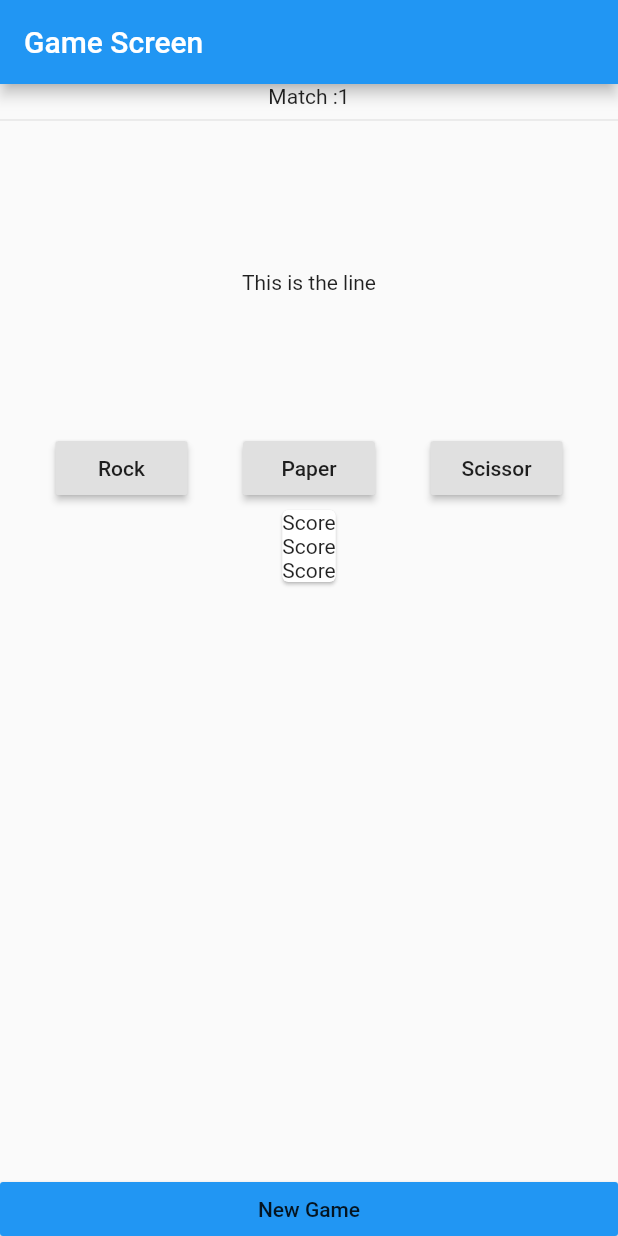
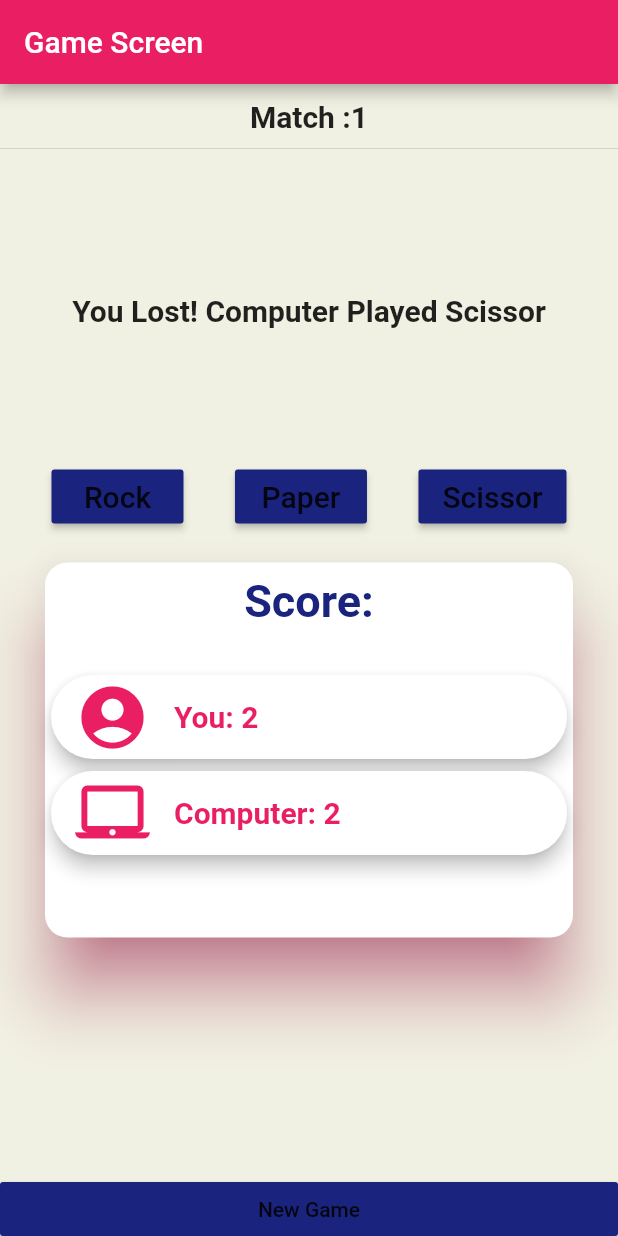
Before and after one commit to islam-ahsanul/rps-mobile-game, a Flutter app: the screen it shows after launch, on a phone screen of 412 x 824 dp. Run offline on Flutter 3.47's test engine with Material 2 defaults, Android fonts, the phone set to English and light mode, and no system bars.

Commit message:
improved UI

```diff
--- a/lib/main.dart
+++ b/lib/main.dart
@@ -1,3 +1,5 @@
+// ignore_for_file: prefer_const_constructors
+
 import 'package:flutter/material.dart';
 import 'package:rps_mobile_game/screens/game_screen.dart';
 
@@ -13,7 +15,9 @@ class MyApp extends StatelessWidget {
     return MaterialApp(
       title: 'Flutter Demo',
       theme: ThemeData(
-        primarySwatch: Colors.blue,
+        primarySwatch: Colors.pink,
+        accentColor: Colors.indigo[900],
+        canvasColor: Color.fromARGB(255, 241, 241, 227),
       ),
       home: const GameScreen(),
     );
--- a/lib/screens/game_screen.dart
+++ b/lib/screens/game_screen.dart
@@ -1,7 +1,12 @@
 // ignore_for_file: prefer_const_constructors, prefer_const_literals_to_create_immutables
-// git test
 
 import 'package:flutter/material.dart';
+
+import 'package:rps_mobile_game/widgets/match_count.dart';
+import 'package:rps_mobile_game/widgets/result_message.dart';
+import 'package:rps_mobile_game/widgets/score_card.dart';
+import 'package:rps_mobile_game/widgets/rps_buttons.dart';
+import 'package:rps_mobile_game/widgets/newGame_button.dart';
 
 class GameScreen extends StatelessWidget {
   const GameScreen({Key? key}) : super(key: key);
@@ -15,57 +20,21 @@ class GameScreen extends StatelessWidget {
       body: Column(
         crossAxisAlignment: CrossAxisAlignment.stretch,
         children: [
-            Text(
-              'Match :1',
-              textAlign: TextAlign.center,
-            ),
+          MatchCount(),
           Divider(),
           Expanded(
             child: Column(
               children: [
-                  Container(
-                    child: Text(
-                      "This is the line",
-                      textAlign: TextAlign.center,
-                    ),
-                    height: 200,
-                    alignment: Alignment.center,
-                  ),
-                  Row(
-                    mainAxisAlignment: MainAxisAlignment.spaceEvenly,
-                    children: [
-                      RaisedButton(
-                        onPressed: () {},
-                        child: Text('Rock'),
-                      ),
-                      RaisedButton(
-                        onPressed: () {},
-                        child: Text('Paper'),
-                      ),
-                      RaisedButton(
-                        onPressed: () {},
-                        child: Text('Scissor'),
-                      ),
-                    ],
-                  ),
-                  Card(
-                    child: Column(children: [
-                      Text('Score'),
-                      Text('Score'),
-                      Text('Score'),
-                    ]),
-                  )
+                ResultMessage(),
+                RPSbuttons(),
+                ScoreCard(),
               ],
             ),
           ),
           // ignore: deprecated_member_use
-            RaisedButton(
-              onPressed: () {},
-              child: Text('New Game'),
-              materialTapTargetSize: MaterialTapTargetSize.shrinkWrap,
-              color: Theme.of(context).accentColor,
+          NewGameButton(),
+        ],
       ),
-          ],
-        ));
+    );
   }
 }
--- /dev/null
+++ b/lib/widgets/match_count.dart
@@ -0,0 +1,24 @@
+import 'package:flutter/material.dart';
+
+class MatchCount extends StatefulWidget {
+  const MatchCount({Key? key}) : super(key: key);
+
+  @override
+  State<MatchCount> createState() => _MatchCountState();
+}
+
+class _MatchCountState extends State<MatchCount> {
+  @override
+  Widget build(BuildContext context) {
+    // ignore: prefer_const_constructors
+    return Padding(
+      padding: const EdgeInsets.fromLTRB(0, 10, 0, 2),
+      child: const Text('Match :1',
+          textAlign: TextAlign.center,
+          style: TextStyle(
+            fontSize: 20,
+            fontWeight: FontWeight.bold,
+          )),
+    );
+  }
+}
--- /dev/null
+++ b/lib/widgets/newGame_button.dart
@@ -0,0 +1,15 @@
+import 'package:flutter/material.dart';
+
+class NewGameButton extends StatelessWidget {
+  const NewGameButton({Key? key}) : super(key: key);
+
+  @override
+  Widget build(BuildContext context) {
+    return RaisedButton(
+      onPressed: () {},
+      child: Text('New Game'),
+      materialTapTargetSize: MaterialTapTargetSize.shrinkWrap,
+      color: Theme.of(context).accentColor,
+    );
+  }
+}
--- /dev/null
+++ b/lib/widgets/result_message.dart
@@ -0,0 +1,30 @@
+// ignore_for_file: prefer_const_constructors
+
+import 'package:flutter/material.dart';
+
+class ResultMessage extends StatefulWidget {
+  const ResultMessage({Key? key}) : super(key: key);
+
+  @override
+  State<ResultMessage> createState() => _ResultMessageState();
+}
+
+class _ResultMessageState extends State<ResultMessage> {
+  @override
+  Widget build(BuildContext context) {
+    return Container(
+      // ignore: prefer_const_constructors
+      child: Text(
+        "You Lost! Computer Played Scissor",
+        textAlign: TextAlign.center,
+        style: TextStyle(
+          fontSize: 20,
+          fontWeight: FontWeight.bold,
+        ),
+      ),
+      height: 200,
+      width: double.infinity,
+      alignment: Alignment.center,
+    );
+  }
+}
--- /dev/null
+++ b/lib/widgets/rps_buttons.dart
@@ -0,0 +1,46 @@
+// ignore_for_file: prefer_const_constructors
+
+import 'package:flutter/material.dart';
+
+class RPSbuttons extends StatelessWidget {
+  const RPSbuttons({Key? key}) : super(key: key);
+
+  @override
+  Widget build(BuildContext context) {
+    return Row(
+      mainAxisAlignment: MainAxisAlignment.spaceEvenly,
+      children: [
+        RaisedButton(
+          onPressed: () {},
+          child: Text(
+            'Rock',
+            style: TextStyle(
+              fontSize: 20,
+            ),
+          ),
+          color: Theme.of(context).accentColor,
+        ),
+        RaisedButton(
+          onPressed: () {},
+          child: Text(
+            'Paper',
+            style: TextStyle(
+              fontSize: 20,
+            ),
+          ),
+          color: Theme.of(context).accentColor,
+        ),
+        RaisedButton(
+          onPressed: () {},
+          child: Text(
+            'Scissor',
+            style: TextStyle(
+              fontSize: 20,
+            ),
+          ),
+          color: Theme.of(context).accentColor,
+        ),
+      ],
+    );
+  }
+}
--- /dev/null
+++ b/lib/widgets/score_card.dart
@@ -0,0 +1,93 @@
+// ignore_for_file: prefer_const_literals_to_create_immutables, prefer_const_constructors
+
+import 'dart:ui';
+
+import 'package:flutter/material.dart';
+
+class ScoreCard extends StatefulWidget {
+  const ScoreCard({Key? key}) : super(key: key);
+
+  @override
+  State<ScoreCard> createState() => _ScoreCardState();
+}
+
+class _ScoreCardState extends State<ScoreCard> {
+  @override
+  Widget build(BuildContext context) {
+    return Card(
+      shadowColor: Colors.pink,
+      elevation: 20,
+      shape: RoundedRectangleBorder(
+        borderRadius: BorderRadius.circular(15),
+      ),
+      margin: EdgeInsets.symmetric(horizontal: 30, vertical: 20),
+      child: Container(
+        height: 250,
+        width: double.infinity,
+        child: Column(
+          children: [
+            Padding(
+              padding: const EdgeInsets.all(8.0),
+              child: Text(
+                'Score:',
+                style: TextStyle(
+                    fontSize: 30,
+                    color: Theme.of(context).accentColor,
+                    fontWeight: FontWeight.bold),
+              ),
+            ),
+            Padding(
+              padding: const EdgeInsets.symmetric(vertical: 20),
+              child: Column(
+                children: [
+                  Card(
+                    shape: RoundedRectangleBorder(
+                      borderRadius: BorderRadius.circular(40),
+                    ),
+                    elevation: 5,
+                    child: ListTile(
+                      title: Text(
+                        'You: 2',
+                        style: TextStyle(
+                          fontSize: 20,
+                          fontWeight: FontWeight.bold,
+                          color: Theme.of(context).primaryColor,
+                        ),
+                      ),
+                      leading: Icon(
+                        Icons.account_circle,
+                        size: 50,
+                        color: Theme.of(context).primaryColor,
+                      ),
+                    ),
+                  ),
+                  Card(
+                    shape: RoundedRectangleBorder(
+                      borderRadius: BorderRadius.circular(40),
+                    ),
+                    elevation: 5,
+                    child: ListTile(
+                      leading: Icon(
+                        Icons.laptop_mac_outlined,
+                        size: 50,
+                        color: Theme.of(context).primaryColor,
+                      ),
+                      title: Text(
+                        'Computer: 2',
+                        style: TextStyle(
+                          fontSize: 20,
+                          fontWeight: FontWeight.bold,
+                          color: Theme.of(context).primaryColor,
+                        ),
+                      ),
+                    ),
+                  ),
+                ],
+              ),
+            ),
+          ],
+        ),
+      ),
+    );
+  }
+}
```
Lines whose indentation alone changed are shown as unchanged.
